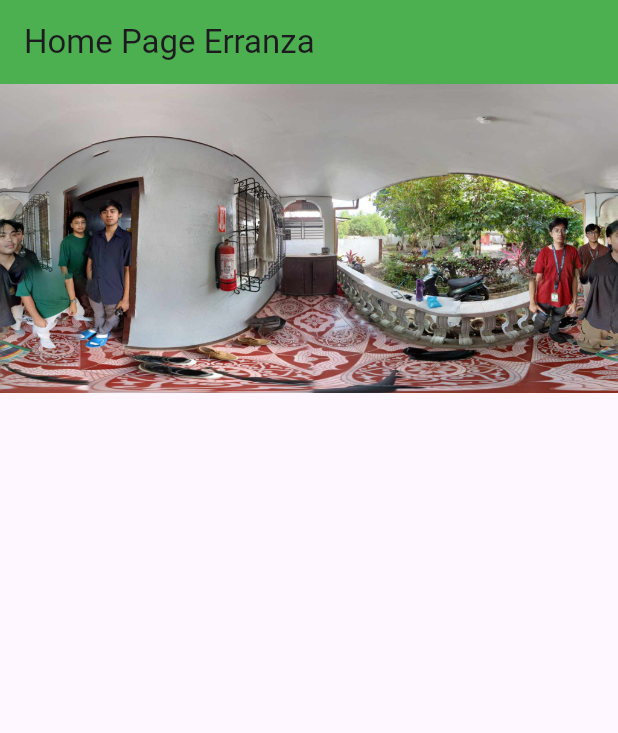
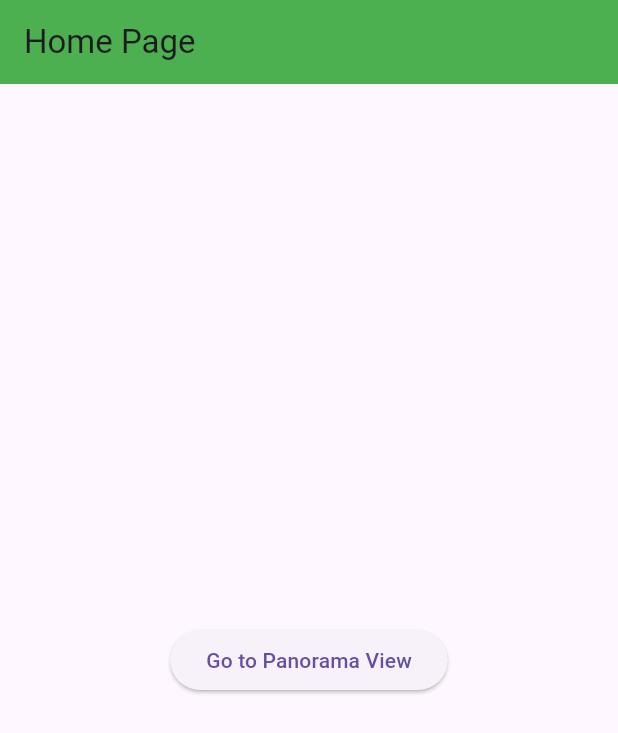
Before and after one commit to adrian-magsino/erranza, a Flutter app: the screen it shows after launch, on a phone screen of 412 x 824 dp. Shown: the top 733 px of the screen. Run offline on Flutter 3.47's test engine with Material 3 defaults, Android fonts, the phone set to English and light mode, and no system bars; missing offline and left inert: panorama_viewer.

Commit message:
Added pages

```diff
--- a/lib/main.dart
+++ b/lib/main.dart
@@ -1,5 +1,6 @@
+import 'package:erranza/pages/home_page.dart';
 import 'package:flutter/material.dart';
-import 'package:panorama_viewer/panorama_viewer.dart';
+
 
 
 void main() {
@@ -13,17 +14,8 @@ class MyApp extends StatelessWidget {
   @override
   Widget build(BuildContext context) {
     return MaterialApp(
-      home: Scaffold(
-        appBar: AppBar(
-          backgroundColor: Colors.green,
-          title: const Text("Home Page Erranza"),
-        ),
-        body: Stack(
-          children: [
-            PanoramaViewer(child: Image.asset('assets/images/360img.jpeg'),)
-          ],
-        ),
-      ),
+      theme: ThemeData(primarySwatch: Colors.green),
+      home: const HomePage(),
     );
   }
 
--- /dev/null
+++ b/lib/pages/home_page.dart
@@ -0,0 +1,24 @@
+import 'package:erranza/pages/panorama_view_page.dart';
+import 'package:flutter/material.dart';
+
+class HomePage extends StatelessWidget {
+  const HomePage({super.key});
+
+  @override
+  Widget build(BuildContext context) {
+    return Scaffold(
+      appBar: AppBar(
+        title: const Text("Home Page"),
+        backgroundColor: Colors.green,
+        ),
+      body: Center(
+        child: ElevatedButton(
+            child: Text("Go to Panorama View"),
+            onPressed: () {
+              Navigator.push(context, MaterialPageRoute(builder: (context) => PanoramaViewPage(),),);
+            },
+          ),
+        ),
+    );
+  }
+}
```
Also changed, not shown: lib/pages/panorama_view_page.dart (added, +25 -0 lines).
